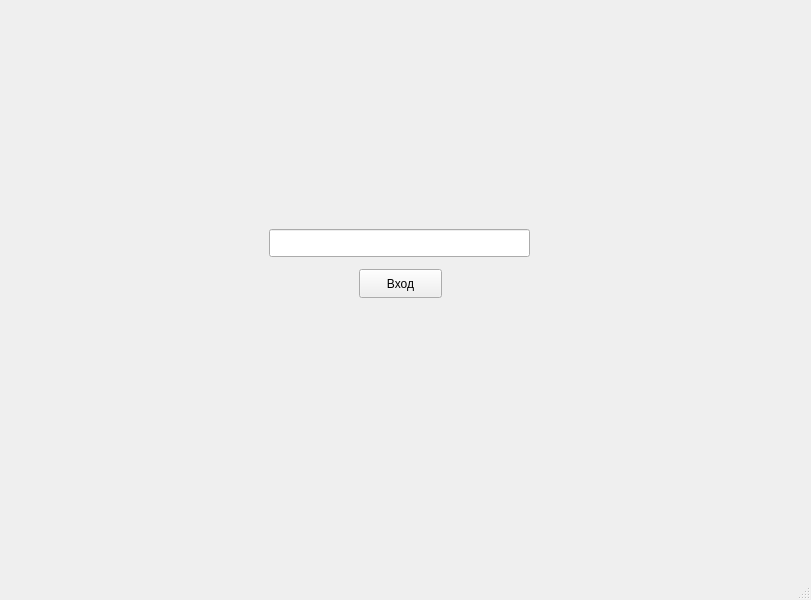
This is 221_3210_Yashin/mainwindow.ui in ZibyDev9170/221_3210_Yashin as Qt 5 draws it before an edit. The edited form follows.
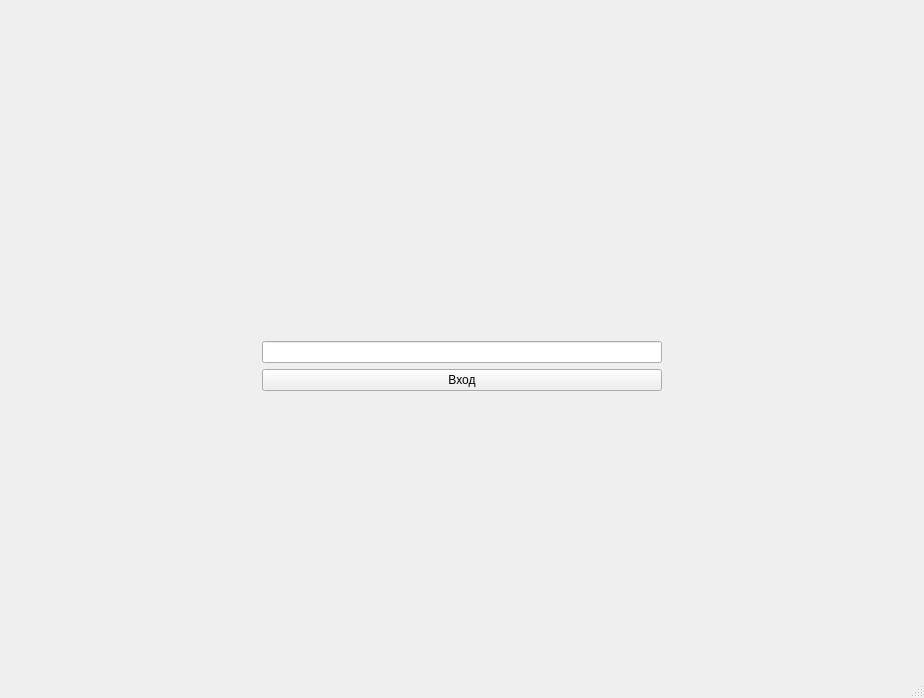
This is the edited form. The open tabs and pages were chosen to show the change.

Patch:
```diff
--- a/221_3210_Yashin/mainwindow.ui
+++ b/221_3210_Yashin/mainwindow.ui
@@ -6,99 +6,90 @@
    <rect>
     <x>0</x>
     <y>0</y>
-    <width>811</width>
-    <height>600</height>
+    <width>924</width>
+    <height>698</height>
    </rect>
   </property>
   <property name="windowTitle">
    <string>MainWindow</string>
   </property>
   <widget class="QWidget" name="centralwidget">
+   <layout class="QGridLayout" name="gridLayout_2">
+    <item row="0" column="0">
    <widget class="QWidget" name="widget" native="true">
-    <property name="geometry">
-     <rect>
-      <x>0</x>
-      <y>0</y>
-      <width>801</width>
-      <height>581</height>
-     </rect>
-    </property>
+      <layout class="QGridLayout" name="gridLayout_3">
+       <item row="0" column="0">
     <widget class="QStackedWidget" name="stackedWidget">
-     <property name="geometry">
-      <rect>
-       <x>-1</x>
-       <y>-1</y>
-       <width>801</width>
-       <height>581</height>
-      </rect>
-     </property>
      <property name="currentIndex">
       <number>1</number>
      </property>
      <widget class="QWidget" name="LoginPage">
-      <widget class="QPushButton" name="pushButtonLogin">
-       <property name="geometry">
-        <rect>
-         <x>360</x>
-         <y>270</y>
-         <width>83</width>
-         <height>29</height>
-        </rect>
+          <layout class="QGridLayout" name="gridLayout_6">
+           <item row="0" column="0">
+            <layout class="QGridLayout" name="noname1">
+             <item row="0" column="0">
+              <widget class="QLabel" name="label">
+               <property name="maximumSize">
+                <size>
+                 <width>200</width>
+                 <height>50</height>
+                </size>
+               </property>
+               <property name="layoutDirection">
+                <enum>Qt::LeftToRight</enum>
        </property>
        <property name="text">
-        <string>Вход</string>
-       </property>
-      </widget>
+                <string/>
+               </property>
+               <property name="alignment">
+                <set>Qt::AlignBottom|Qt::AlignHCenter</set>
+               </property>
+              </widget>
+             </item>
+             <item row="1" column="0">
       <widget class="QLineEdit" name="lineEditPin">
-       <property name="geometry">
-        <rect>
-         <x>270</x>
-         <y>230</y>
-         <width>261</width>
-         <height>28</height>
-        </rect>
+               <property name="maximumSize">
+                <size>
+                 <width>400</width>
+                 <height>16777215</height>
+                </size>
        </property>
        <property name="echoMode">
         <enum>QLineEdit::Password</enum>
        </property>
-      </widget>
-      <widget class="QLabel" name="label">
-       <property name="geometry">
-        <rect>
-         <x>272</x>
-         <y>190</y>
-         <width>261</width>
-         <height>20</height>
-        </rect>
+               <property name="alignment">
+                <set>Qt::AlignCenter</set>
+               </property>
+              </widget>
+             </item>
+             <item row="2" column="0">
+              <widget class="QPushButton" name="pushButtonLogin">
+               <property name="maximumSize">
+                <size>
+                 <width>400</width>
+                 <height>16777215</height>
+                </size>
        </property>
        <property name="text">
-        <string/>
-       </property>
-      </widget>
+                <string>Вход</string>
+               </property>
+              </widget>
+             </item>
+            </layout>
+           </item>
+          </layout>
      </widget>
      <widget class="QWidget" name="promoCodesPage">
+          <layout class="QGridLayout" name="gridLayout_5">
+           <item row="0" column="0">
       <widget class="QPushButton" name="pushButtonOpenPromo">
-       <property name="geometry">
-        <rect>
-         <x>250</x>
-         <y>20</y>
-         <width>301</width>
-         <height>29</height>
-        </rect>
-       </property>
        <property name="text">
         <string>Открыть код</string>
        </property>
       </widget>
+           </item>
+           <item row="1" column="0">
       <widget class="QScrollArea" name="scrollArea">
-       <property name="geometry">
-        <rect>
-         <x>-1</x>
-         <y>60</y>
-         <width>801</width>
-         <height>491</height>
-        </rect>
-       </property>
        <property name="widgetResizable">
         <bool>true</bool>
        </property>
@@ -107,33 +98,33 @@
          <rect>
           <x>0</x>
           <y>0</y>
-          <width>799</width>
-          <height>489</height>
-         </rect>
-        </property>
-        <widget class="QWidget" name="gridLayoutWidget">
-         <property name="geometry">
-          <rect>
-           <x>0</x>
-           <y>0</y>
-           <width>801</width>
-           <height>491</height>
-          </rect>
-         </property>
+                <width>856</width>
+                <height>544</height>
+               </rect>
+              </property>
+              <layout class="QVBoxLayout" name="verticalLayout">
+               <item>
          <layout class="QGridLayout" name="gridLayout"/>
-        </widget>
-       </widget>
-      </widget>
-     </widget>
-    </widget>
-   </widget>
+               </item>
+              </layout>
+             </widget>
+            </widget>
+           </item>
+          </layout>
+         </widget>
+        </widget>
+       </item>
+      </layout>
+     </widget>
+    </item>
+   </layout>
   </widget>
   <widget class="QMenuBar" name="menubar">
    <property name="geometry">
     <rect>
      <x>0</x>
      <y>0</y>
-     <width>811</width>
+     <width>924</width>
      <height>25</height>
     </rect>
    </property>
```
Lines whose indentation alone changed are shown as unchanged.
